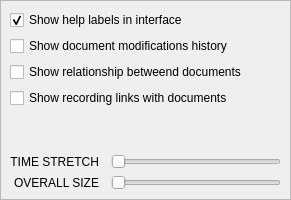
Qt form gui/timelinecontrol.ui (Rekall/Rekall) before a commit.
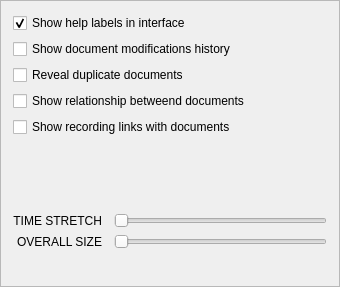
The same form after that commit.

What changed in the file:
```diff
--- a/gui/timelinecontrol.ui
+++ b/gui/timelinecontrol.ui
@@ -6,8 +6,8 @@
    <rect>
     <x>0</x>
     <y>0</y>
-    <width>291</width>
-    <height>200</height>
+    <width>340</width>
+    <height>287</height>
    </rect>
   </property>
   <property name="windowTitle">
@@ -41,6 +41,18 @@
       <property name="spacing">
        <number>6</number>
       </property>
+      <property name="leftMargin">
+       <number>12</number>
+      </property>
+      <property name="topMargin">
+       <number>12</number>
+      </property>
+      <property name="rightMargin">
+       <number>12</number>
+      </property>
+      <property name="bottomMargin">
+       <number>12</number>
+      </property>
       <item>
        <widget class="QCheckBox" name="help">
         <property name="text">
@@ -58,6 +70,13 @@
         </property>
        </widget>
       </item>
+      <item>
+       <widget class="QCheckBox" name="hash">
+        <property name="text">
+         <string>Reveal duplicate documents</string>
+        </property>
+       </widget>
+      </item>
       <item>
        <widget class="QCheckBox" name="linkedTags">
         <property name="text">
@@ -141,6 +160,22 @@
         </item>
        </layout>
       </item>
+      <item>
+       <spacer name="verticalSpacer_2">
+        <property name="orientation">
+         <enum>Qt::Vertical</enum>
+        </property>
+        <property name="sizeType">
+         <enum>QSizePolicy::Fixed</enum>
+        </property>
+        <property name="sizeHint" stdset="0">
+         <size>
+          <width>20</width>
+          <height>25</height>
+         </size>
+        </property>
+       </spacer>
+      </item>
      </layout>
     </widget>
    </item>
```
Left out of the diff: 2 changed lines with no effect on the pictures.
